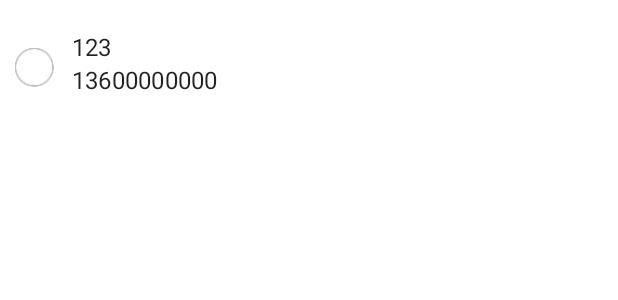
After one commit to htangsmart/WearKit-SDK-Android, an Android app: the layout item_alarm_list.xml on its own in the app's theme, with its tools: preview values and no code run, on a phone screen of 412 x 824 dp. The commit adds this screen. Shown: the top 300 px of the screen. Run offline under Robolectric (Android 15) with nearby library versions, the phone set to English and light mode, and no system bars.

Commit message:
feat: alarm clock optimization

```diff
--- a/sample/app/build.gradle.kts
+++ b/sample/app/build.gradle.kts
@@ -134,4 +134,6 @@ dependencies {
     implementation(libs.camera.camera2)
     implementation(libs.camera.extensions)
     implementation(libs.window)
+
+    implementation(libs.kilnn.wheelview)
 }
--- a/sample/app/src/main/AndroidManifest.xml
+++ b/sample/app/src/main/AndroidManifest.xml
@@ -57,6 +57,8 @@
 
         <activity android:name=".ui.basic.FindWatchActivity" />
 
+        <activity android:name=".ui.basic.FindPhoneActivity" />
+
         <activity android:name=".ui.camera.CameraActivity" />
 
         <meta-data
--- /dev/null
+++ b/sample/app/src/main/res/layout/item_alarm_list.xml
@@ -0,0 +1,60 @@
+<?xml version="1.0" encoding="utf-8"?>
+<LinearLayout xmlns:android="http://schemas.android.com/apk/res/android"
+    xmlns:app="http://schemas.android.com/apk/res-auto"
+    xmlns:tools="http://schemas.android.com/tools"
+    android:layout_width="match_parent"
+    android:layout_height="wrap_content"
+    android:id="@+id/con_ll"
+    android:orientation="vertical"
+    tools:ignore="MissingDefaultResource">
+
+    <LinearLayout
+        android:layout_width="match_parent"
+        android:layout_height="70dp"
+        android:layout_marginTop="10dp"
+        android:orientation="horizontal">
+
+        <ImageView
+            android:id="@+id/con_iv_f"
+            android:layout_width="26dp"
+            android:layout_height="26dp"
+            android:layout_gravity="center"
+            android:layout_marginStart="10dp"
+            android:src="@drawable/selector_contacts_select_circle"
+            android:visibility="visible" />
+
+
+
+            <LinearLayout
+                android:layout_width="match_parent"
+                android:layout_height="match_parent"
+                android:layout_marginStart="12dp"
+                android:layout_marginEnd="10dp"
+                android:layout_toLeftOf="@+id/img_emergent"
+                android:orientation="vertical">
+
+                <TextView
+                    android:id="@+id/alarm_time"
+                    android:layout_width="wrap_content"
+                    android:layout_height="wrap_content"
+                    android:layout_marginTop="10dp"
+                    android:singleLine="true"
+                    android:ellipsize="end"
+                    android:text="123"
+                    android:textAppearance="?textAppearanceSubtitle1"/>
+
+                <TextView
+                    android:id="@+id/alarm_week"
+                    android:layout_width="wrap_content"
+                    android:layout_height="wrap_content"
+                    android:singleLine="true"
+                    android:ellipsize="end"
+                    android:text="13600000000"
+                    android:textAppearance="?textAppearanceSubtitle1"/>
+
+            </LinearLayout>
+
+    </LinearLayout>
+
+
+</LinearLayout>
--- a/sample/app/src/main/res/values/styles.xml
+++ b/sample/app/src/main/res/values/styles.xml
@@ -90,4 +90,9 @@
         <item name="showPreferenceIndicator">false</item>
     </style>
 
+    <style name="Widget.FitCloudPro.ContentPadding.Vertical" parent="android:Widget">
+        <item name="android:paddingTop">12dp</item>
+        <item name="android:paddingBottom">12dp</item>
+    </style>
+
 </resources>
```
Also changed, not shown: sample/app/src/main/java/com/topstep/wearkit/sample/ui/alarm/AlarmActivity.kt (+52 -26 lines), sample/app/src/main/java/com/topstep/wearkit/sample/ui/alarm/AlarmAdapter.kt (added, +55 -0 lines), sample/app/src/main/java/com/topstep/wearkit/sample/utils/AppUtils.kt (+19 -0 lines), sample/app/src/main/res/layout/activity_alarm.xml (+31 -24 lines), sample/settings.gradle.kts (+9 -0 lines).
